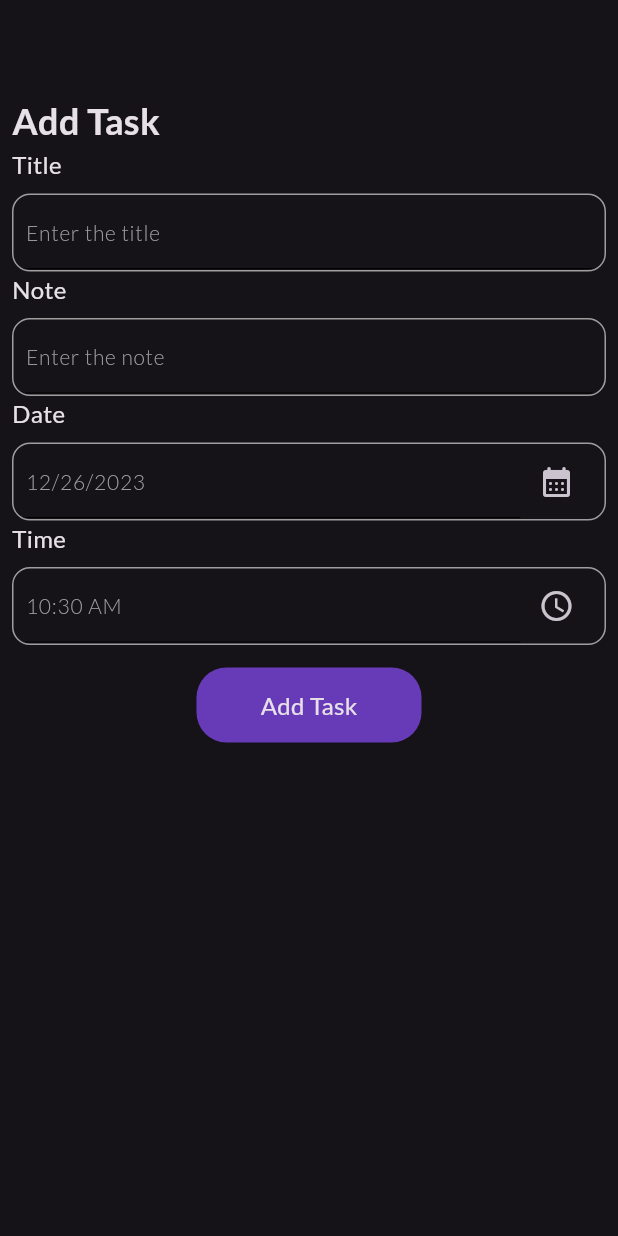
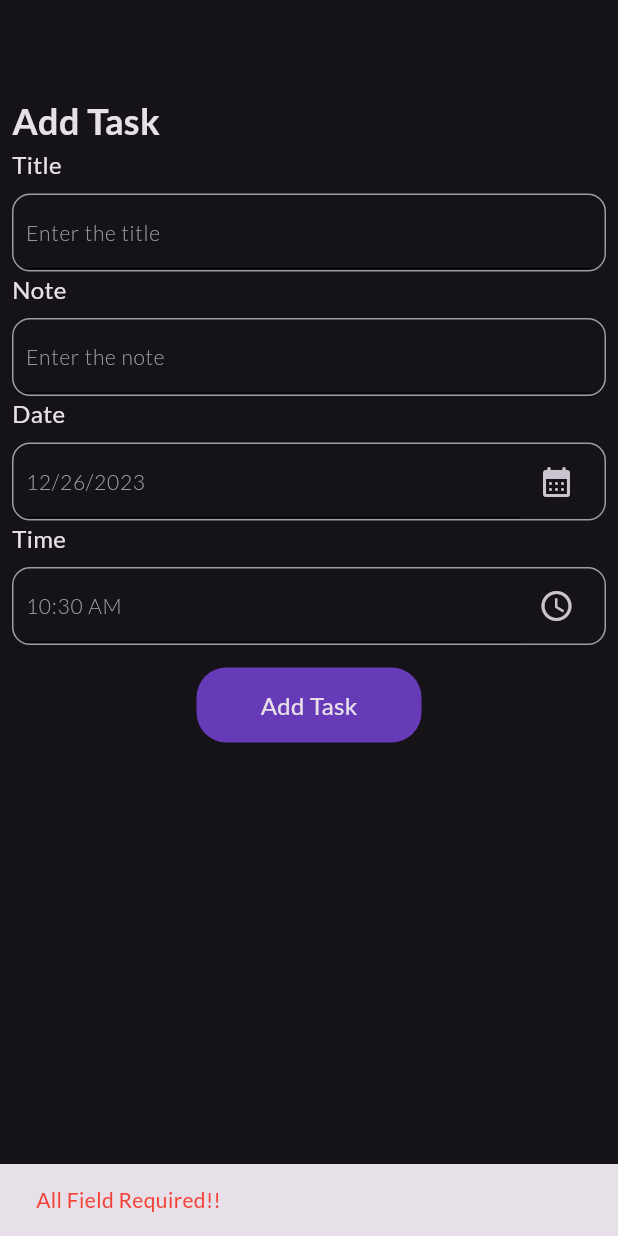
Before and after one commit to Sulav-Adhikari/ScheduleApp, a Flutter app: the screen it shows after launch, after a tap on "Add Task", on a phone screen of 412 x 824 dp. Run offline on Flutter 3.47's test engine with Material 2 defaults, Android fonts, the phone set to English and light mode, and no system bars; our stand-ins replace google_fonts, sqflite; accounts and stored records are empty.

Commit message:
little changes

```diff
--- a/lib/Views/HomePage.dart
+++ b/lib/Views/HomePage.dart
@@ -1,4 +1,5 @@
 import 'package:flutter/material.dart';
+import 'package:google_fonts/google_fonts.dart';
 import 'package:intl/intl.dart';
 import 'package:scheduleapp/Database/dbhelper.dart';
 import 'package:scheduleapp/Models/Notes.dart';
@@ -24,7 +25,7 @@ class _HomePageState extends State<HomePage> {
   void initState() {
     // TODO: implement initState
     super.initState();
-    db=DBHelper();
+    db = DBHelper();
   }
 
   @override
@@ -77,7 +78,7 @@ class _HomePageState extends State<HomePage> {
                 child: Center(
                     child: MyButton(
                   text: 'Add Task',
-                  onClick: () => _addNoteToDb(),
+                  onClick: () => _validate(),
                 )),
               )
             ],
@@ -87,13 +88,13 @@ class _HomePageState extends State<HomePage> {
     );
   }
 
-  _addNoteToDb() async{
+  _addNoteToDb() async {
     Notes note = Notes(
         title: _titleController.text,
         note: _NoteController.text,
         date: _selectedDate,
         time: _selectedTime);
-    int? N= await db?.insert(note);
+    int? N = await db?.insert(note);
     print('clickedd  ${N}');
   }
 
@@ -123,4 +124,20 @@ class _HomePageState extends State<HomePage> {
       });
     }
   }
+
+  _validate() {
+    if (_titleController.text.isNotEmpty && _NoteController.text.isNotEmpty) {
+      _addNoteToDb();
+    }
+    if (_titleController.text.isEmpty || _NoteController.text.isEmpty) {
+      var snackbar = SnackBar(
+        content: Text(
+          'All Field Required!!',
+          style:
+              GoogleFonts.lato(color: Colors.red, fontWeight: FontWeight.w400),
+        ),
+      );
+      ScaffoldMessenger.of(context).showSnackBar(snackbar);
+    }
+  }
 }
```
